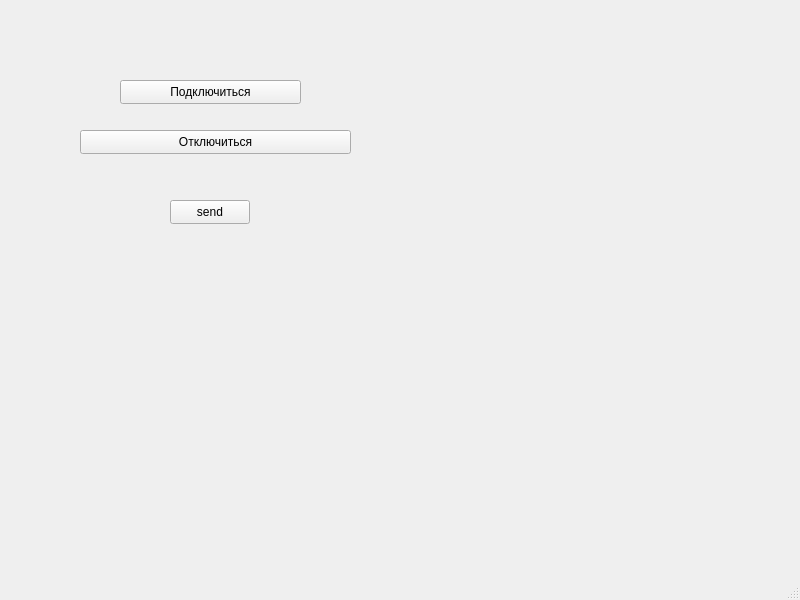
Above: Client/ClientApplication/mainwindow.ui from EvgehaName/server_client_application before the change. Below: the same form after it.
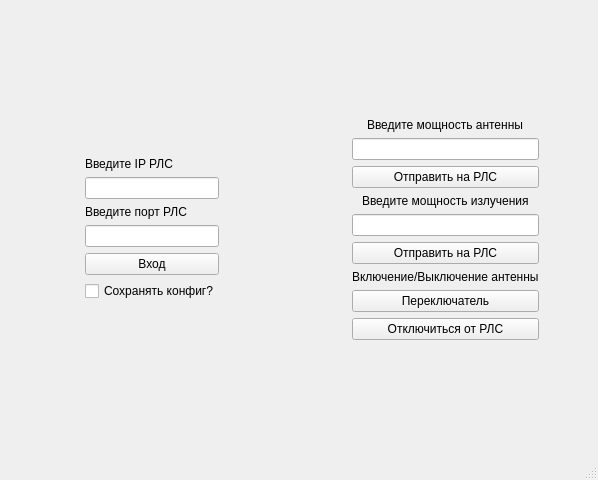
That is the form after the change. Custom widgets are drawn as their Qt base class.

Commit message: edit client & edit server & add new function

```diff
--- a/Client/ClientApplication/mainwindow.ui
+++ b/Client/ClientApplication/mainwindow.ui
@@ -6,53 +6,132 @@
    <rect>
     <x>0</x>
     <y>0</y>
-    <width>800</width>
-    <height>600</height>
+    <width>598</width>
+    <height>480</height>
    </rect>
   </property>
   <property name="windowTitle">
    <string>MainWindow</string>
   </property>
   <widget class="QWidget" name="centralwidget">
-   <widget class="QPushButton" name="pushButton">
-    <property name="geometry">
-     <rect>
-      <x>120</x>
-      <y>80</y>
-      <width>181</width>
-      <height>24</height>
-     </rect>
-    </property>
-    <property name="text">
-     <string>Подключиться</string>
-    </property>
-   </widget>
-   <widget class="QPushButton" name="pushButton_2">
-    <property name="geometry">
-     <rect>
-      <x>80</x>
-      <y>130</y>
-      <width>271</width>
-      <height>24</height>
-     </rect>
-    </property>
-    <property name="text">
-     <string>Отключиться</string>
-    </property>
-   </widget>
-   <widget class="QPushButton" name="pushButton_3">
-    <property name="geometry">
-     <rect>
-      <x>170</x>
-      <y>200</y>
-      <width>80</width>
-      <height>24</height>
-     </rect>
-    </property>
-    <property name="text">
-     <string>send</string>
-    </property>
-   </widget>
+   <layout class="QHBoxLayout" name="horizontalLayout">
+    <item alignment="Qt::AlignHCenter|Qt::AlignVCenter">
+     <widget class="QWidget" name="widgetEnterApp" native="true">
+      <layout class="QHBoxLayout" name="horizontalLayout_3">
+       <item>
+        <layout class="QVBoxLayout" name="verticalLayout_EnterApp">
+         <item>
+          <widget class="QLabel" name="label_IP">
+           <property name="text">
+            <string>Введите IP РЛС</string>
+           </property>
+          </widget>
+         </item>
+         <item>
+          <widget class="QLineEdit" name="lineEdit_IP"/>
+         </item>
+         <item>
+          <widget class="QLabel" name="label_Port">
+           <property name="text">
+            <string>Введите порт РЛС</string>
+           </property>
+          </widget>
+         </item>
+         <item>
+          <widget class="QLineEdit" name="lineEdit_Port">
+           <property name="text">
+            <string/>
+           </property>
+          </widget>
+         </item>
+         <item>
+          <widget class="QPushButton" name="pushButton_Enter">
+           <property name="text">
+            <string>Вход</string>
+           </property>
+          </widget>
+         </item>
+         <item>
+          <widget class="QCheckBox" name="checkBox_Config">
+           <property name="text">
+            <string>Сохранять конфиг?</string>
+           </property>
+          </widget>
+         </item>
+        </layout>
+       </item>
+      </layout>
+     </widget>
+    </item>
+    <item alignment="Qt::AlignHCenter|Qt::AlignVCenter">
+     <widget class="QWidget" name="widgetMainApp" native="true">
+      <property name="enabled">
+       <bool>true</bool>
+      </property>
+      <layout class="QHBoxLayout" name="horizontalLayout_2">
+       <item>
+        <layout class="QVBoxLayout" name="verticalLayout">
+         <item alignment="Qt::AlignHCenter">
+          <widget class="QLabel" name="label_Antenna">
+           <property name="text">
+            <string>Введите мощность антенны</string>
+           </property>
+          </widget>
+         </item>
+         <item>
+          <widget class="QLineEdit" name="lineEdit_AntennaEnter"/>
+         </item>
+         <item>
+          <widget class="QPushButton" name="pushButton_Antenna">
+           <property name="text">
+            <string>Отправить на РЛС</string>
+           </property>
+          </widget>
+         </item>
+         <item alignment="Qt::AlignHCenter">
+          <widget class="QLabel" name="label_Radiation">
+           <property name="text">
+            <string>Введите мощность излучения</string>
+           </property>
+          </widget>
+         </item>
+         <item>
+          <widget class="QLineEdit" name="lineEdit_RadiationEnter"/>
+         </item>
+         <item>
+          <widget class="QPushButton" name="pushButton_Radiation">
+           <property name="text">
+            <string>Отправить на РЛС</string>
+           </property>
+          </widget>
+         </item>
+         <item alignment="Qt::AlignHCenter">
+          <widget class="QLabel" name="label_OnOffAntenna">
+           <property name="text">
+            <string>Включение/Выключение антенны</string>
+           </property>
+          </widget>
+         </item>
+         <item>
+          <widget class="QTToggleButton" name="pushButton_CheckBox">
+           <property name="text">
+            <string>Переключатель</string>
+           </property>
+          </widget>
+         </item>
+         <item>
+          <widget class="QPushButton" name="pushButton_Disconnected">
+           <property name="text">
+            <string>Отключиться от РЛС</string>
+           </property>
+          </widget>
+         </item>
+        </layout>
+       </item>
+      </layout>
+     </widget>
+    </item>
+   </layout>
   </widget>
   <widget class="QMenuBar" name="menubar">
    <property name="geometry">
@@ -66,6 +145,13 @@
   </widget>
   <widget class="QStatusBar" name="statusbar"/>
  </widget>
+ <customwidgets>
+  <customwidget>
+   <class>QTToggleButton</class>
+   <extends>QPushButton</extends>
+   <header>QTToggleButton.h</header>
+  </customwidget>
+ </customwidgets>
  <resources/>
  <connections/>
 </ui>
```
Left out of the diff: 4 changed lines with no effect on the pictures. The commit also changes 30 other files.
